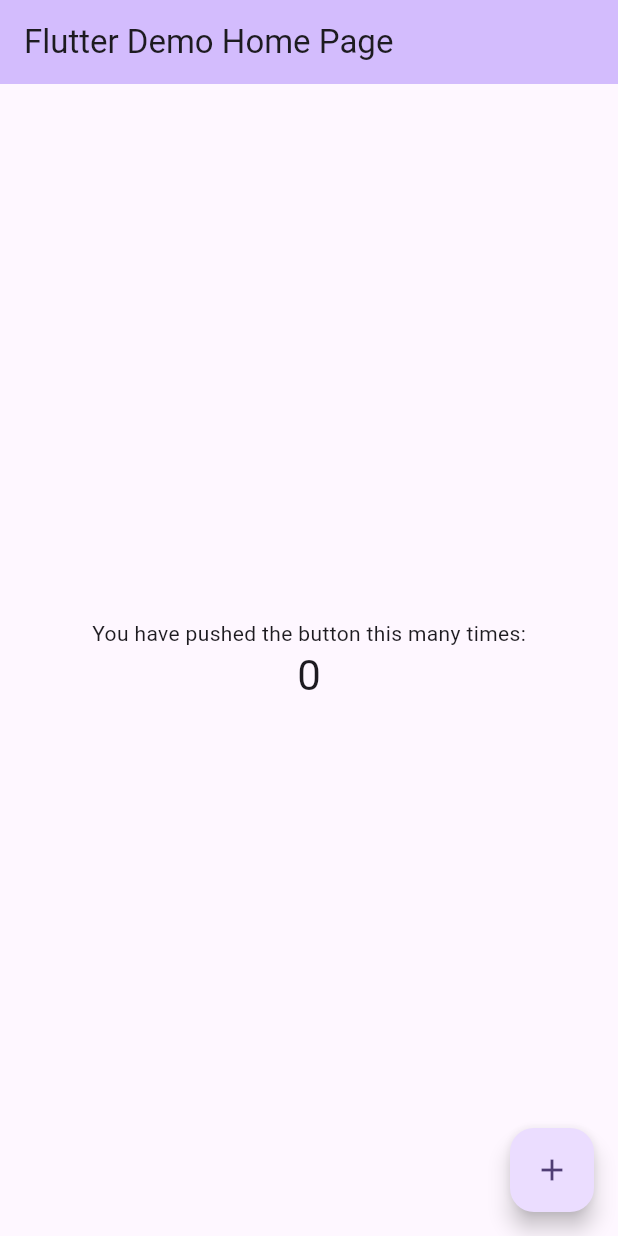
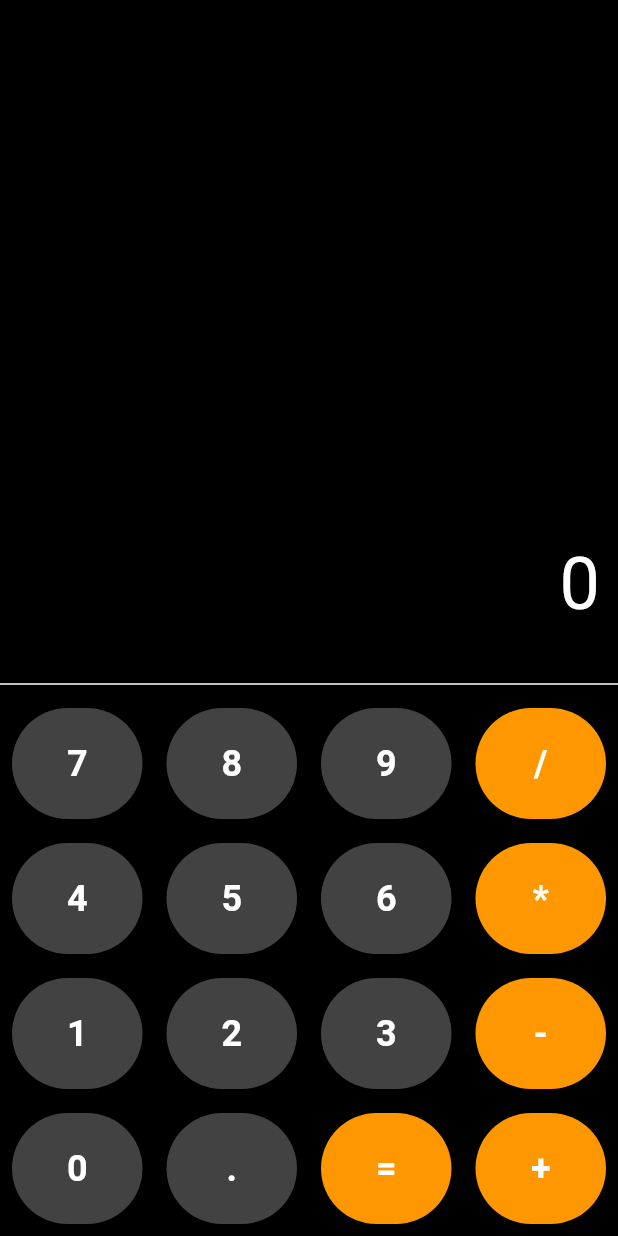
Before and after one commit to Hirushan-Subasinghe/assignment2-calculator, a Flutter app: the screen it shows after launch, on a phone screen of 412 x 824 dp. Run offline on Flutter 3.47's test engine with Material 3 defaults, Android fonts, the phone set to English and light mode, and no system bars.

Commit message:
Completed GUI of the calculator

```diff
--- /dev/null
+++ b/lib/calculator_screen.dart
@@ -0,0 +1,38 @@
+import 'package:flutter/material.dart';
+
+class CalculatorScreen extends StatefulWidget {
+  const CalculatorScreen({super.key});
+
+  @override
+  State<CalculatorScreen> createState() => _CalculatorScreenState();
+}
+
+class _CalculatorScreenState extends State<CalculatorScreen> {
+  @override
+  Widget build(BuildContext context) {
+    return Scaffold(
+      body: SafeArea(
+        bottom: false,
+        child: Column(
+          children: [
+            //output
+            Container(
+              alignment: Alignment.bottomRight,
+              padding: const EdgeInsets.all(16),
+              child: Text(
+                "00000000000000000000",
+                style: const TextStyle(
+                  fontSize: 48,
+                  fontWeight: FontWeight.bold,
+                ), //TextStyle
+                textAlign: TextAlign.end,
+              ), //Text
+            ), //container
+
+            //buttons
+          ],
+        ),
+      ),
+    );
+  }
+}
--- a/lib/main.dart
+++ b/lib/main.dart
@@ -1,125 +1,113 @@
 import 'package:flutter/material.dart';
 
+import 'calculator_screen.dart';
+
 void main() {
-  runApp(const MyApp());
+  runApp(CalculatorApp());
 }
 
-class MyApp extends StatelessWidget {
-  const MyApp({super.key});
-
-  // This widget is the root of your application.
+class CalculatorApp extends StatelessWidget {
   @override
   Widget build(BuildContext context) {
     return MaterialApp(
-      title: 'Flutter Demo',
-      theme: ThemeData(
-        // This is the theme of your application.
-        //
-        // TRY THIS: Try running your application with "flutter run". You'll see
-        // the application has a purple toolbar. Then, without quitting the app,
-        // try changing the seedColor in the colorScheme below to Colors.green
-        // and then invoke "hot reload" (save your changes or press the "hot
-        // reload" button in a Flutter-supported IDE, or press "r" if you used
-        // the command line to start the app).
-        //
-        // Notice that the counter didn't reset back to zero; the application
-        // state is not lost during the reload. To reset the state, use hot
-        // restart instead.
-        //
-        // This works for code too, not just values: Most code changes can be
-        // tested with just a hot reload.
-        colorScheme: ColorScheme.fromSeed(seedColor: Colors.deepPurple),
-        useMaterial3: true,
-      ),
-      home: const MyHomePage(title: 'Flutter Demo Home Page'),
+      debugShowCheckedModeBanner: false,
+      home: CalculatorScreen(),
     );
   }
 }
 
-class MyHomePage extends StatefulWidget {
-  const MyHomePage({super.key, required this.title});
-
-  // This widget is the home page of your application. It is stateful, meaning
-  // that it has a State object (defined below) that contains fields that affect
-  // how it looks.
-
-  // This class is the configuration for the state. It holds the values (in this
-  // case the title) provided by the parent (in this case the App widget) and
-  // used by the build method of the State. Fields in a Widget subclass are
-  // always marked "final".
-
-  final String title;
-
+class CalculatorScreen extends StatefulWidget {
   @override
-  State<MyHomePage> createState() => _MyHomePageState();
+  _CalculatorScreenState createState() => _CalculatorScreenState();
 }
 
-class _MyHomePageState extends State<MyHomePage> {
-  int _counter = 0;
+class _CalculatorScreenState extends State<CalculatorScreen> {
+  String output = "0";
 
-  void _incrementCounter() {
+  // Button building function with red text color
+  Widget _buildButton(String text, Color buttonColor) {
+    return Expanded(
+      child: Padding(
+        padding: const EdgeInsets.all(8.0),
+        child: ElevatedButton(
+          onPressed: () {
             setState(() {
-      // This call to setState tells the Flutter framework that something has
-      // changed in this State, which causes it to rerun the build method below
-      // so that the display can reflect the updated values. If we changed
-      // _counter without calling setState(), then the build method would not be
-      // called again, and so nothing would appear to happen.
-      _counter++;
+              // Logic for button press will be implemented later.
+              output += text;
             });
+          },
+          style: ElevatedButton.styleFrom(
+            backgroundColor: buttonColor,
+            padding: EdgeInsets.all(20.0),
+          ),
+          child: Text(
+            text,
+            style: TextStyle(
+                fontSize: 24,
+                fontWeight: FontWeight.bold,
+                color: Colors.white), // Red text color
+          ),
+        ),
+      ),
+    );
   }
 
   @override
   Widget build(BuildContext context) {
-    // This method is rerun every time setState is called, for instance as done
-    // by the _incrementCounter method above.
-    //
-    // The Flutter framework has been optimized to make rerunning build methods
-    // fast, so that you can just rebuild anything that needs updating rather
-    // than having to individually change instances of widgets.
     return Scaffold(
-      appBar: AppBar(
-        // TRY THIS: Try changing the color here to a specific color (to
-        // Colors.amber, perhaps?) and trigger a hot reload to see the AppBar
-        // change color while the other colors stay the same.
-        backgroundColor: Theme.of(context).colorScheme.inversePrimary,
-        // Here we take the value from the MyHomePage object that was created by
-        // the App.build method, and use it to set our appbar title.
-        title: Text(widget.title),
+      backgroundColor: Colors.black,
+      body: Column(
+        mainAxisAlignment: MainAxisAlignment.end,
+        children: <Widget>[
+          // Display area
+          Container(
+            alignment: Alignment.bottomRight,
+            padding: EdgeInsets.symmetric(horizontal: 12, vertical: 24),
+            child: Text(
+              output,
+              style: TextStyle(color: Colors.white, fontSize: 48),
             ),
-      body: Center(
-        // Center is a layout widget. It takes a single child and positions it
-        // in the middle of the parent.
-        child: Column(
-          // Column is also a layout widget. It takes a list of children and
-          // arranges them vertically. By default, it sizes itself to fit its
-          // children horizontally, and tries to be as tall as its parent.
-          //
-          // Column has various properties to control how it sizes itself and
-          // how it positions its children. Here we use mainAxisAlignment to
-          // center the children vertically; the main axis here is the vertical
-          // axis because Columns are vertical (the cross axis would be
-          // horizontal).
-          //
-          // TRY THIS: Invoke "debug painting" (choose the "Toggle Debug Paint"
-          // action in the IDE, or press "p" in the console), to see the
-          // wireframe for each widget.
-          mainAxisAlignment: MainAxisAlignment.center,
-          children: <Widget>[
-            const Text(
-              'You have pushed the button this many times:',
           ),
-            Text(
-              '$_counter',
-              style: Theme.of(context).textTheme.headlineMedium,
+          Divider(color: Colors.white),
+          // Button area
+          Column(
+            children: [
+              Row(
+                children: [
+                  _buildButton("7", Colors.grey[800]!),
+                  _buildButton("8", Colors.grey[800]!),
+                  _buildButton("9", Colors.grey[800]!),
+                  _buildButton("/", Colors.orange),
+                ],
+              ),
+              Row(
+                children: [
+                  _buildButton("4", Colors.grey[800]!),
+                  _buildButton("5", Colors.grey[800]!),
+                  _buildButton("6", Colors.grey[800]!),
+                  _buildButton("*", Colors.orange),
+                ],
+              ),
+              Row(
+                children: [
+                  _buildButton("1", Colors.grey[800]!),
+                  _buildButton("2", Colors.grey[800]!),
+                  _buildButton("3", Colors.grey[800]!),
+                  _buildButton("-", Colors.orange),
+                ],
+              ),
+              Row(
+                children: [
+                  _buildButton("0", Colors.grey[800]!),
+                  _buildButton(".", Colors.grey[800]!),
+                  _buildButton("=", Colors.orange),
+                  _buildButton("+", Colors.orange),
+                ],
               ),
             ],
+          )
+        ],
       ),
-      ),
-      floatingActionButton: FloatingActionButton(
-        onPressed: _incrementCounter,
-        tooltip: 'Increment',
-        child: const Icon(Icons.add),
-      ), // This trailing comma makes auto-formatting nicer for build methods.
     );
   }
 }
```
Lines whose indentation alone changed are shown as unchanged.
